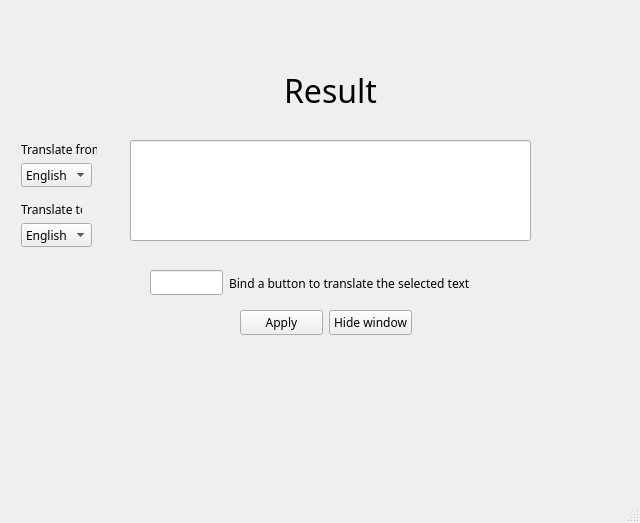
Above: mainwindow.ui from K-or-unknown/TransNow before the change. Below: the same form after it.
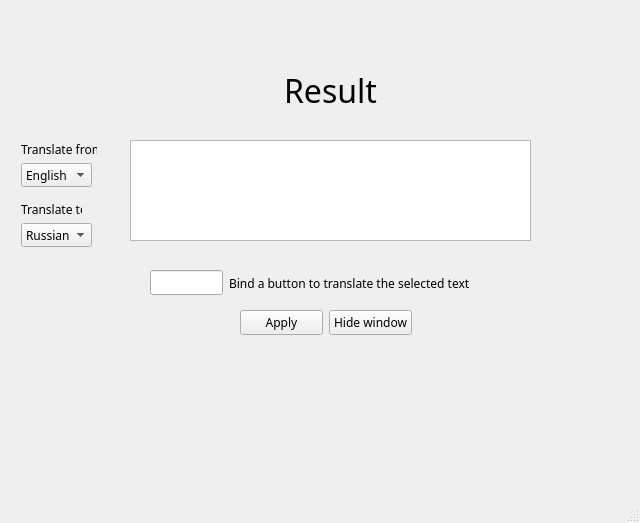
That is the form after the change.

The edit to the form file:
```diff
--- a/mainwindow.ui
+++ b/mainwindow.ui
@@ -41,24 +41,6 @@
      <height>480</height>
     </size>
    </property>
-   <widget class="QLineEdit" name="line_edit_res">
-    <property name="geometry">
-     <rect>
-      <x>130</x>
-      <y>140</y>
-      <width>401</width>
-      <height>101</height>
-     </rect>
-    </property>
-    <property name="font">
-     <font>
-      <family>Franklin Gothic</family>
-     </font>
-    </property>
-    <property name="alignment">
-     <set>Qt::AlignmentFlag::AlignLeading|Qt::AlignmentFlag::AlignLeft|Qt::AlignmentFlag::AlignTop</set>
-    </property>
-   </widget>
    <widget class="QLabel" name="res_label">
     <property name="geometry">
      <rect>
@@ -213,11 +195,6 @@
       <family>Franklin Gothic</family>
      </font>
     </property>
-    <item>
-     <property name="text">
-      <string>English</string>
-     </property>
-    </item>
     <item>
      <property name="text">
       <string>Russian</string>
@@ -242,6 +219,21 @@
      <string>Translate to</string>
     </property>
    </widget>
+   <widget class="QTextEdit" name="textEdit_res">
+    <property name="geometry">
+     <rect>
+      <x>130</x>
+      <y>140</y>
+      <width>401</width>
+      <height>101</height>
+     </rect>
+    </property>
+    <property name="font">
+     <font>
+      <family>Franklin Gothic</family>
+     </font>
+    </property>
+   </widget>
   </widget>
   <widget class="QMenuBar" name="menubar">
    <property name="geometry">
```
Left out of the diff: 36 changed lines with no effect on the pictures.
